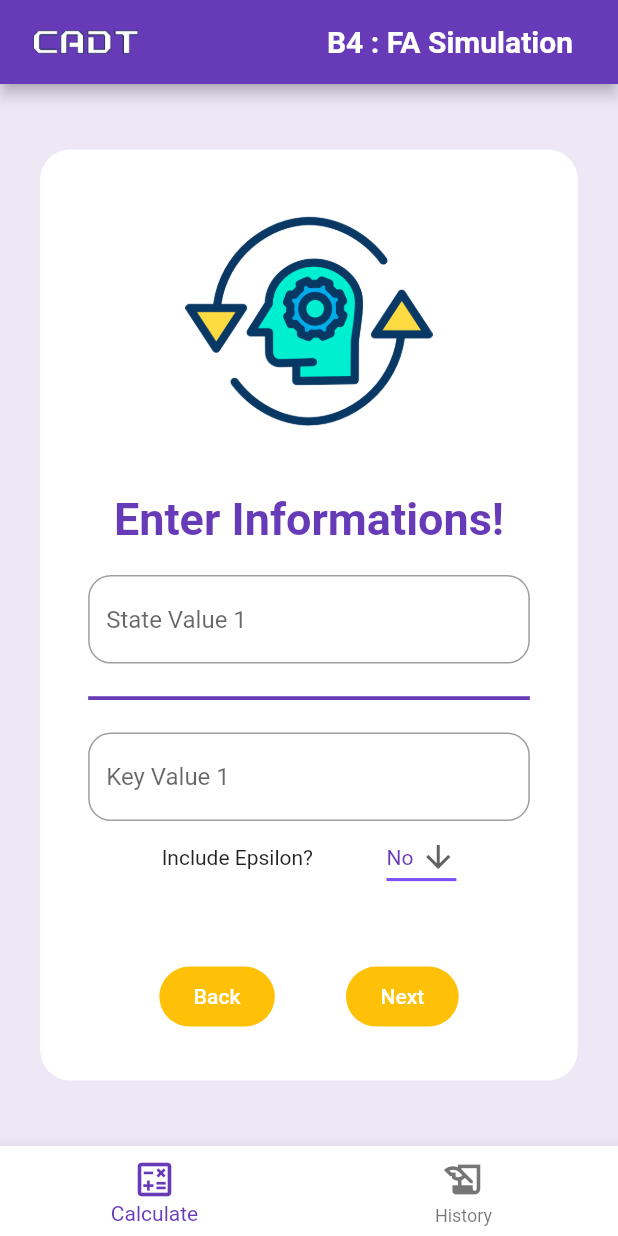
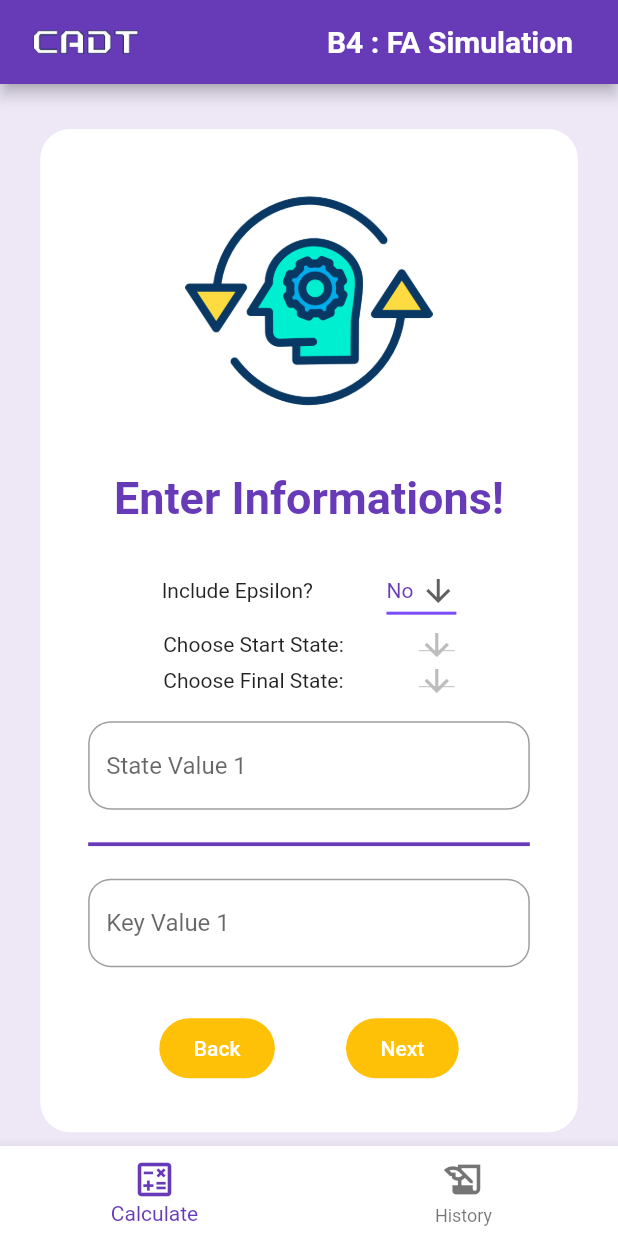
Before and after one commit to Sanmon17/B4Automata, a Flutter app: the screen it shows after launch, after a tap on "Next", on a phone screen of 412 x 824 dp. Run offline on Flutter 3.47's test engine with Material 2 defaults, Android fonts, the phone set to English and light mode, and no system bars; our stand-ins replace device_preview.

Commit message:
Error handled and add error message

```diff
--- a/lib/homepage.dart
+++ b/lib/homepage.dart
@@ -12,12 +12,14 @@ class _HomepageState extends State<Homepage> {
   int? stateAmount = 1, keyAmount = 1;
   bool? epsilon = false;
   String? initialState, finalState, currentState;
+  List<String> stateFieldValues = [];
+  List<String> keyFieldValues = [];
 
   @override
   Widget build(BuildContext context) {
     Widget? buttonRow;
-    List<String> stateFieldValues = List.filled(stateAmount!, '');
-    List<String> keyFieldValues = List.filled(keyAmount!, '');
+    // List<String> stateFieldValues = List.filled(stateAmount!, '');
+    // List<String> keyFieldValues = List.filled(keyAmount!, '');
 
     if (currentStep == 1) {
       buttonRow = FilledButton(
@@ -96,6 +98,8 @@ class _HomepageState extends State<Homepage> {
     }
 
     List<Widget> renderStep1() {
+      stateFieldValues = [];
+      keyFieldValues = [];
       return [
         const Text('Choose amount of State:'),
         DropdownButton<int>(
@@ -167,21 +171,27 @@ class _HomepageState extends State<Homepage> {
                 ),
                 onChanged: (value) {
                   setState(() {
+                    if (!stateFieldValues.contains(value)) {
+                      if (index >= stateFieldValues.length) {
+                        stateFieldValues.add(value);
+                      } else {
                         stateFieldValues[index] = value;
+                      }
                       print(stateFieldValues);
+                    } else {
+                      // stateFieldValues[index] = '';
+                      ScaffoldMessenger.of(context).showSnackBar(
+                        const SnackBar(
+                          content: Text("Please insert a unique state value!"),
+                          duration: Duration(seconds: 2),
+                        ),
+                      );
+                    }
                   });
                 },
               ),
               const SizedBox(height: 15),
-      ],
-    ).expand((widgets) => widgets).toList();
-
-    List<DropdownMenuItem<String>> dropdownItems = stateFieldValues
-    .map((value) => DropdownMenuItem<String>(
-          value: value,
-          child: Text(value),
-        ))
-    .toList();
+            ]).expand((widgets) => widgets).toList();
 
     List<Widget> keyFieldList = List.generate(
         keyAmount!,
@@ -202,26 +212,28 @@ class _HomepageState extends State<Homepage> {
                   ),
                   onChanged: (value) {
                     setState(() {
+                      if (!keyFieldValues.contains(value)) {
+                        if (index >= keyFieldValues.length) {
+                          keyFieldValues.add(value);
+                        } else {
                           keyFieldValues[index] = value;
+                        }
+                        print(keyFieldValues);
+                      } else {
+                        // keyFieldValues[index] = '';
+                        ScaffoldMessenger.of(context).showSnackBar(
+                          const SnackBar(
+                            content: Text("Please insert a unique key value!"),
+                            duration: Duration(seconds: 2),
+                          ),
+                        );
+                      }
                     });
-                },
-              ),
+                  }),
             ]).expand((widgets) => widgets).toList();
 
     List<Widget> renderStep2() {
       return [
-        Column(
-          children: stateFieldList,
-        ),
-        Column(
-          children: [
-            const Divider(
-              color: Colors.deepPurple,
-              thickness: 2.5,
-            ),
-            ...keyFieldList
-          ],
-        ),
         Column(
           mainAxisAlignment: MainAxisAlignment.spaceEvenly,
           children: [
@@ -256,7 +268,90 @@ class _HomepageState extends State<Homepage> {
                 ),
               ],
             ),
+            Row(
+              mainAxisAlignment: MainAxisAlignment.spaceEvenly,
+              children: [
+                const Text('Choose Start State:'),
+                DropdownButton<String>(
+                  value: initialState != null &&
+                          stateFieldValues.contains(initialState)
+                      ? initialState
+                      : null,
+                  // ?? (stateFieldValues.isNotEmpty ? stateFieldValues[0] : null),
+                  icon: const Icon(Icons.arrow_downward),
+                  elevation: 16,
+                  style: const TextStyle(color: Colors.deepPurple),
+                  underline: initialState != null
+                      ? Container(
+                          height: 2,
+                          color: Colors.deepPurpleAccent,
+                        )
+                      : null,
+                  onChanged: (String? newValue) {
+                    setState(() {
+                      initialState = newValue;
+                      print(initialState);
+                    });
+                  },
+                  items: stateFieldValues.map<DropdownMenuItem<String>>(
+                    (String value) {
+                      return DropdownMenuItem<String>(
+                        value: value,
+                        child: Text(value),
+                      );
+                    },
+                  ).toList(),
+                ),
+              ],
+            ),
+            Row(
+              mainAxisAlignment: MainAxisAlignment.spaceEvenly,
+              children: [
+                const Text('Choose Final State:'),
+                DropdownButton<String>(
+                  value: finalState != null &&
+                          stateFieldValues.contains(finalState)
+                      ? finalState
+                      : null,
+                  icon: const Icon(Icons.arrow_downward),
+                  elevation: 16,
+                  style: const TextStyle(color: Colors.deepPurple),
+                  underline: finalState != null
+                      ? Container(
+                          height: 2,
+                          color: Colors.deepPurpleAccent,
+                        )
+                      : null,
+                  onChanged: (String? newValue) {
+                    setState(() {
+                      finalState = newValue;
+                      print(finalState);
+                    });
+                  },
+                  items: stateFieldValues.map<DropdownMenuItem<String>>(
+                    (String value) {
+                      return DropdownMenuItem<String>(
+                        value: value,
+                        child: Text(value),
+                      );
+                    },
+                  ).toList(),
+                ),
+              ],
+            ),
             const SizedBox(height: 15),
+          ],
+        ),
+        Column(
+          children: stateFieldList,
+        ),
+        Column(
+          children: [
+            const Divider(
+              color: Colors.deepPurple,
+              thickness: 2.5,
+            ),
+            ...keyFieldList
           ],
         ),
       ];
@@ -264,31 +359,10 @@ class _HomepageState extends State<Homepage> {
 
     List<Widget> renderStep3() {
       return [
-        Column(mainAxisAlignment: MainAxisAlignment.spaceEvenly, children: [
-          Row(
+        Column(
           mainAxisAlignment: MainAxisAlignment.spaceEvenly,
-            children: [
-              const Text('Choose Start State:'),
-              DropdownButton<String>(
-                value: initialState,
-                icon: const Icon(Icons.arrow_downward),
-                elevation: 16,
-                style: const TextStyle(color: Colors.deepPurple),
-                underline: Container(
-                  height: 2,
-                  color: Colors.deepPurpleAccent,
+          children: [],
         ),
-                onChanged: (String? newValue) {
-                  setState(() {
-                    initialState = newValue;
-                  });
-                },
-                items: dropdownItems,
-              )
-            ],
-          ),
-        ]),
-        const SizedBox(height: 15),
       ];
     }
 
--- a/pubspec.yaml
+++ b/pubspec.yaml
@@ -61,7 +61,8 @@ flutter:
 
   # To add assets to your application, add an assets section, like this:
   assets:
-    - images/
+    - images/automata.png
+    - images/cadtwhiteNoBg.png
   #   - images/a_dot_ham.jpeg
 
   # An image asset can refer to one or more resolution-specific "variants", see
```
Lines whose indentation alone changed are shown as unchanged.
